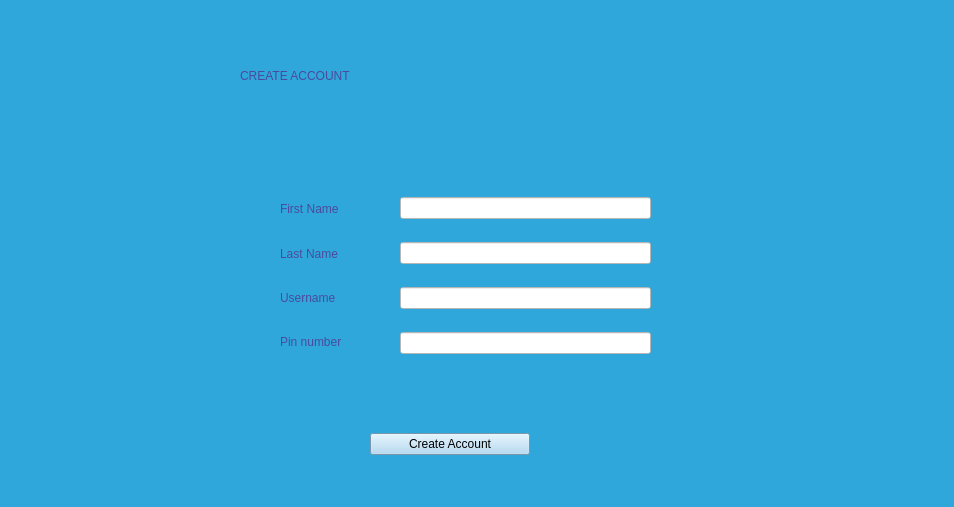
Above: view/register.ui from rawsashimi1604/1009_BankingSystem before the change. Below: the same form after it.
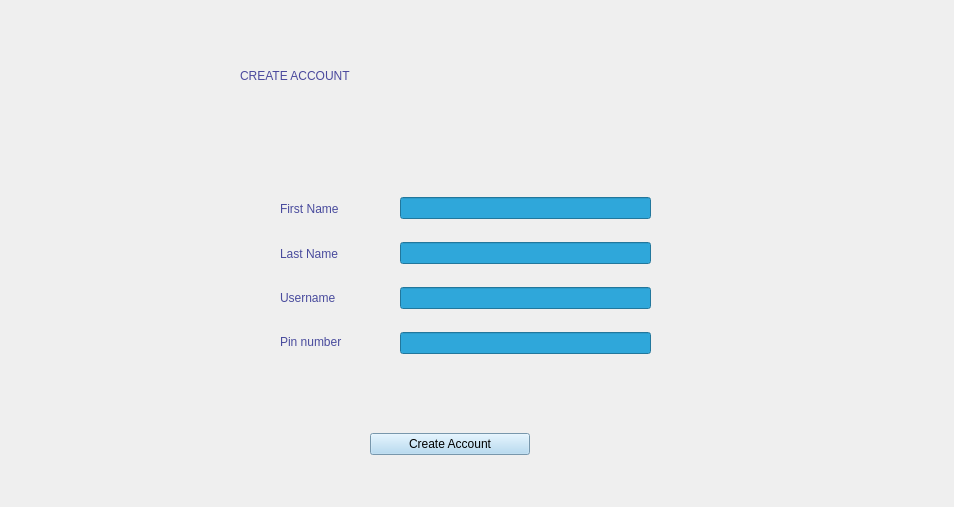
That is the form after the change.

Patch:
```diff
--- a/view/register.ui
+++ b/view/register.ui
@@ -14,7 +14,7 @@
    <string>Form</string>
   </property>
   <property name="styleSheet">
-   <string notr="true">background-color: rgb(47, 167, 218);</string>
+   <string notr="true"/>
   </property>
   <widget class="QLabel" name="label">
    <property name="geometry">
@@ -102,28 +102,28 @@
     <item>
      <widget class="QLineEdit" name="lineEdit">
       <property name="styleSheet">
-       <string notr="true">background-color: rgb(255, 255, 255);</string>
+       <string notr="true">background-color: rgb(47, 167, 218);</string>
       </property>
      </widget>
     </item>
     <item>
      <widget class="QLineEdit" name="lineEdit_3">
       <property name="styleSheet">
-       <string notr="true">background-color: rgb(255, 255, 255);</string>
+       <string notr="true">background-color: rgb(47, 167, 218);</string>
       </property>
      </widget>
     </item>
     <item>
      <widget class="QLineEdit" name="lineEdit_2">
       <property name="styleSheet">
-       <string notr="true">background-color: rgb(255, 255, 255);</string>
+       <string notr="true">background-color: rgb(47, 167, 218);</string>
       </property>
      </widget>
     </item>
     <item>
      <widget class="QLineEdit" name="lineEdit_4">
       <property name="styleSheet">
-       <string notr="true">background-color: rgb(255, 255, 255);</string>
+       <string notr="true">background-color: rgb(47, 167, 218);</string>
       </property>
      </widget>
     </item>
```
